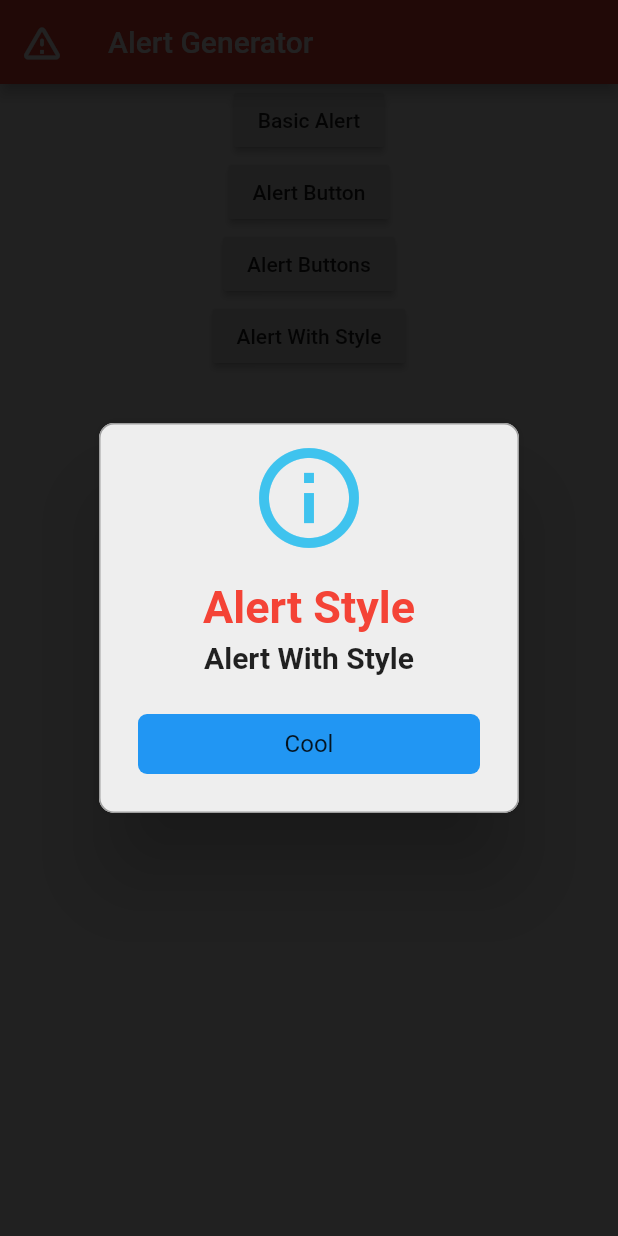
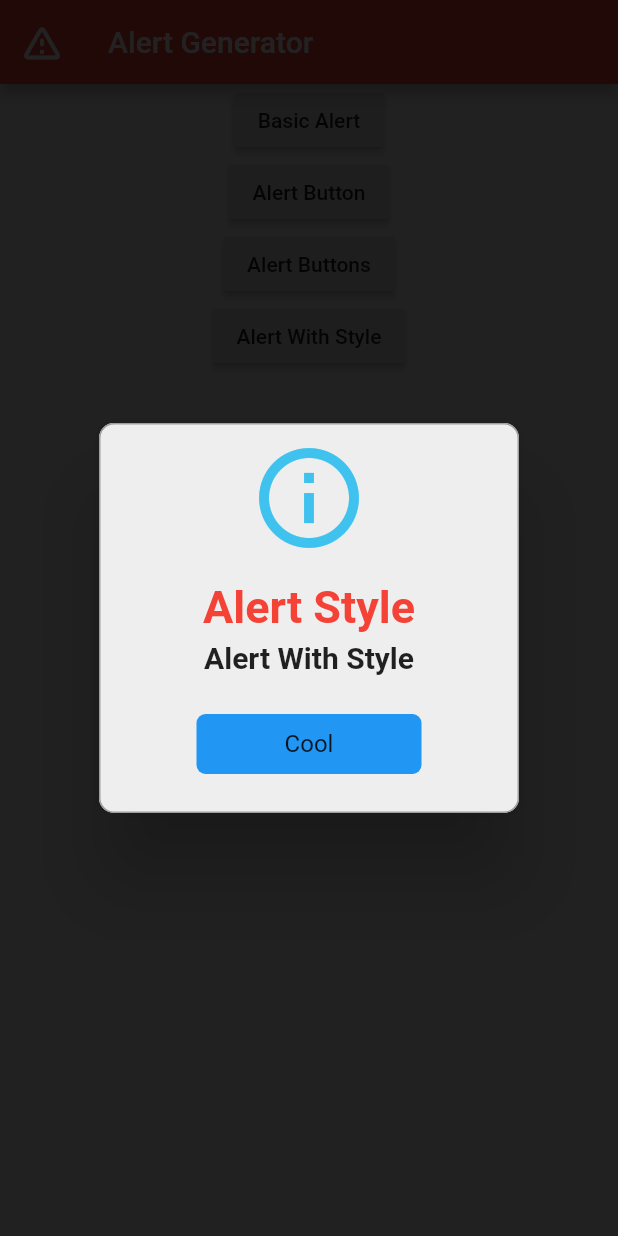
Before and after one commit to harshilgupta-dev/Alert_Generator, a Flutter app: the screen it shows after launch, after a tap on "Alert With Style", on a phone screen of 412 x 824 dp. Run offline on Flutter 3.47's test engine with Material 2 defaults, Android fonts, the phone set to English and light mode, and no system bars; drawn by our look-alikes of rflutter_alert.

Commit message:
change button width

```diff
--- a/lib/main.dart
+++ b/lib/main.dart
@@ -121,7 +121,9 @@ class MyApp extends StatelessWidget {
                       DialogButton(child: Text('Cool'),
                           onPressed: (){
                         return Navigator.pop(context);
-                          })
+                          },
+                        width: 150.0,
+                      )
                     ]
 
 
```
